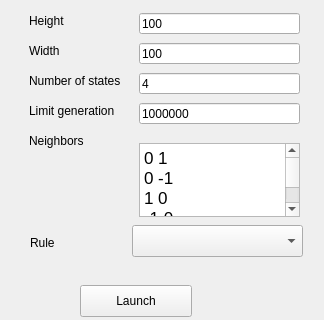
Old version of the form mainwindow.ui in the repository phanmduong/Cellular-Automaton-Simulator; both pictures show x 0 to 324 and y 195 to 515 of the 324 by 627 pixel window.
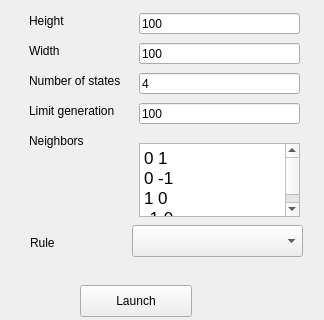
New version of the form.

```diff
--- a/mainwindow.ui
+++ b/mainwindow.ui
@@ -141,7 +141,7 @@
      </rect>
     </property>
     <property name="text">
-     <string>1000000</string>
+     <string>100</string>
     </property>
    </widget>
    <widget class="QTextEdit" name="neighborsEdit">
@@ -161,8 +161,7 @@
 &lt;p style=&quot; margin-top:0px; margin-bottom:0px; margin-left:0px; margin-right:0px; -qt-block-indent:0; text-indent:0px;&quot;&gt;0 1&lt;/p&gt;
 &lt;p style=&quot; margin-top:0px; margin-bottom:0px; margin-left:0px; margin-right:0px; -qt-block-indent:0; text-indent:0px;&quot;&gt;0 -1&lt;/p&gt;
 &lt;p style=&quot; margin-top:0px; margin-bottom:0px; margin-left:0px; margin-right:0px; -qt-block-indent:0; text-indent:0px;&quot;&gt;1 0&lt;/p&gt;
-&lt;p style=&quot; margin-top:0px; margin-bottom:0px; margin-left:0px; margin-right:0px; -qt-block-indent:0; text-indent:0px;&quot;&gt;-1 0&lt;/p&gt;
-&lt;p style=&quot;-qt-paragraph-type:empty; margin-top:0px; margin-bottom:0px; margin-left:0px; margin-right:0px; -qt-block-indent:0; text-indent:0px;&quot;&gt;&lt;br /&gt;&lt;/p&gt;&lt;/body&gt;&lt;/html&gt;</string>
+&lt;p style=&quot; margin-top:0px; margin-bottom:0px; margin-left:0px; margin-right:0px; -qt-block-indent:0; text-indent:0px;&quot;&gt;-1 0&lt;/p&gt;&lt;/body&gt;&lt;/html&gt;</string>
     </property>
    </widget>
    <widget class="QComboBox" name="rulesComboBox">
```
